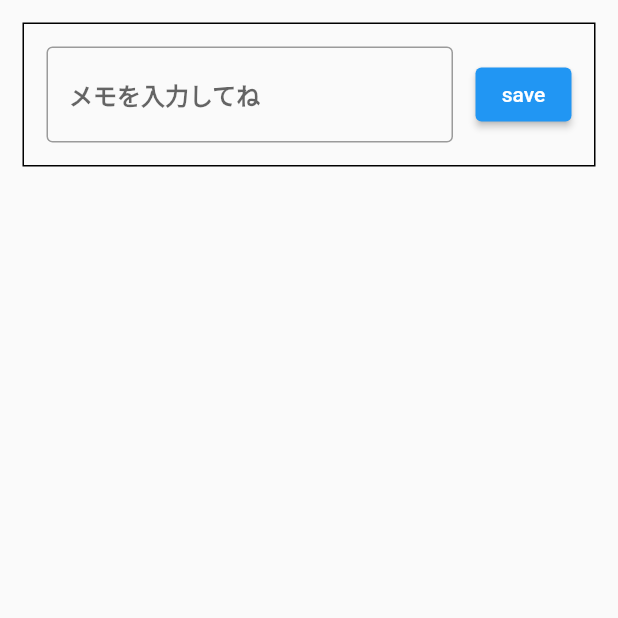
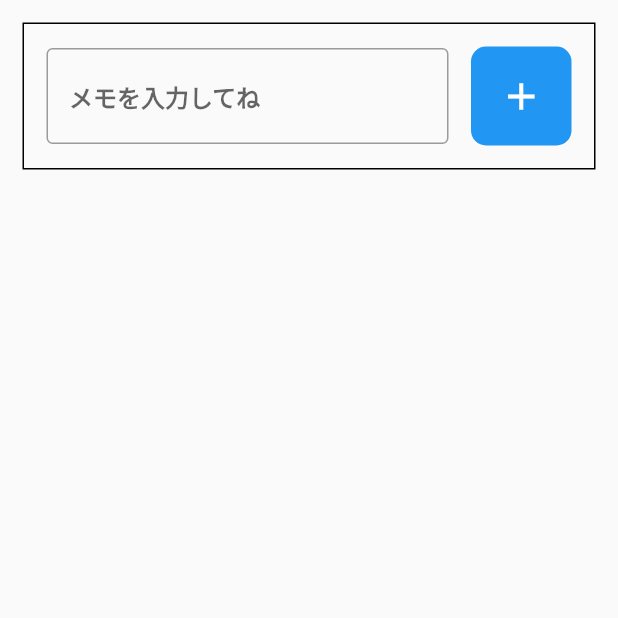
Before and after one commit to myzw1030/memo_app, a Flutter app: the screen it shows after launch, on a phone screen of 412 x 824 dp, the top half of it. Run offline on Flutter 3.47's test engine with Material 2 defaults, Android fonts, the phone set to English and light mode, and no system bars; our stand-ins replace shared_preferences.

Commit message:
コンポーネント

```diff
--- /dev/null
+++ b/lib/component/card_button.dart
@@ -0,0 +1,34 @@
+import 'package:flutter/material.dart';
+
+class CardButton extends StatelessWidget {
+  const CardButton(
+      {Key? key, required this.color, required this.press, required this.icon})
+      : super(key: key);
+
+  final Color color;
+  final Function() press;
+  // final Widget cardChild;
+  final IconData icon;
+
+  @override
+  Widget build(BuildContext context) {
+    return GestureDetector(
+      onTap: press,
+      child: Container(
+        width: double.infinity,
+        decoration: BoxDecoration(
+          color: color,
+          borderRadius: BorderRadius.circular(10.0),
+        ),
+        child: Padding(
+          padding: const EdgeInsets.all(18.0),
+          child: Icon(
+            icon,
+            size: 30.0,
+            color: Colors.white,
+          ),
+        ),
+      ),
+    );
+  }
+}
--- a/lib/utils/shared_prefs.dart
+++ b/lib/utils/shared_prefs.dart
@@ -3,7 +3,6 @@ import 'package:shared_preferences/shared_preferences.dart';
 class SharePrefs {
   // 文字列の型を作成
   static const listItems = 'list_items';
-  static const completedItems = 'completed_items';
 
   static late SharedPreferences _sharedPreferences;
 
--- a/lib/view/home_page.dart
+++ b/lib/view/home_page.dart
@@ -1,4 +1,5 @@
 import 'package:flutter/material.dart';
+import 'package:memo_app/component/card_button.dart';
 import 'package:memo_app/utils/shared_prefs.dart';
 
 class HomePage extends StatefulWidget {
@@ -11,6 +12,7 @@ class HomePage extends StatefulWidget {
 class _HomePageState extends State<HomePage> {
   // リストのデータ
   List<String> listItems = [];
+  bool _validate = false;
 
   final titleController = TextEditingController();
   String title = '';
@@ -31,11 +33,19 @@ class _HomePageState extends State<HomePage> {
   @override
   Widget build(BuildContext context) {
     return Scaffold(
-      body: SafeArea(
+      body: GestureDetector(
+        onTap: () => FocusManager.instance.primaryFocus?.unfocus(),
+        behavior: HitTestBehavior.opaque,
+        child: SafeArea(
           child: Column(
             children: <Widget>[
               Padding(
-              padding: const EdgeInsets.all(15.0),
+                padding: const EdgeInsets.only(
+                  left: 15.0,
+                  top: 15.0,
+                  right: 15.0,
+                  bottom: 3.0,
+                ),
                 child: Container(
                   padding: const EdgeInsets.all(15.0),
                   decoration: BoxDecoration(
@@ -48,14 +58,17 @@ class _HomePageState extends State<HomePage> {
                       Expanded(
                         flex: 4,
                         child: TextField(
+                          maxLines: null,
                           keyboardType: TextInputType.multiline,
                           style: const TextStyle(
                             fontWeight: FontWeight.bold,
                           ),
-                        decoration: const InputDecoration(
+                          decoration: InputDecoration(
+                            filled: false,
                             hintText: 'メモを入力してね',
-                          border: OutlineInputBorder(),
-                          contentPadding: EdgeInsets.symmetric(
+                            errorText: _validate ? 'メモがないよ！' : null,
+                            border: const OutlineInputBorder(),
+                            contentPadding: const EdgeInsets.symmetric(
                               vertical: 20.0,
                               horizontal: 15.0,
                             ),
@@ -66,9 +79,15 @@ class _HomePageState extends State<HomePage> {
                       const SizedBox(
                         width: 15.0,
                       ),
-                    ElevatedButton(
-                      onPressed: () {
-                        if (titleController.text != '') {
+                      Expanded(
+                        child: CardButton(
+                          color: Colors.blue,
+                          press: () {
+                            if (titleController.text.isEmpty) {
+                              _validate = true;
+                              setState(() {});
+                            } else {
+                              _validate = false;
                               title = titleController.text;
                               // リストに追加
                               listItems.add(title);
@@ -80,8 +99,7 @@ class _HomePageState extends State<HomePage> {
                               titleController.clear();
                             }
                           },
-                      child: const Text(
-                        'save',
+                          icon: Icons.add,
                         ),
                       ),
                     ],
@@ -90,30 +108,44 @@ class _HomePageState extends State<HomePage> {
               ),
               Expanded(
                 child: Padding(
-                padding: const EdgeInsets.all(15.0),
+                  padding: const EdgeInsets.symmetric(
+                    vertical: 0,
+                    horizontal: 15.0,
+                  ),
                   child: ListView.builder(
                     itemCount: listItems.length,
                     itemBuilder: (context, index) {
                       return Card(
                         child: Padding(
-                        padding: const EdgeInsets.all(8.0),
+                          padding: const EdgeInsets.symmetric(
+                            vertical: 8.0,
+                            horizontal: 10.0,
+                          ),
                           child: Row(
                             children: <Widget>[
                               Expanded(
+                                flex: 4,
                                 child: Text(
                                   listItems[index],
+                                  style: const TextStyle(
+                                    fontSize: 16.0,
+                                    height: 1.4,
                                   ),
                                 ),
-                            ElevatedButton(
-                              onPressed: () {
+                              ),
+                              Expanded(
+                                flex: 1,
+                                child: CardButton(
+                                  color: Colors.redAccent,
+                                  press: () {
                                     // // データを削除
                                     listItems.removeAt(index);
-                                SharePrefs.setListItems(listItems).then((_) {
+                                    SharePrefs.setListItems(listItems)
+                                        .then((_) {
                                       setState(() {});
                                     });
                                   },
-                              child: const Icon(
-                                Icons.close,
+                                  icon: Icons.close,
                                 ),
                               ),
                             ],
@@ -127,6 +159,7 @@ class _HomePageState extends State<HomePage> {
             ],
           ),
         ),
+      ),
     );
   }
 }
```
Lines whose indentation alone changed are shown as unchanged.
